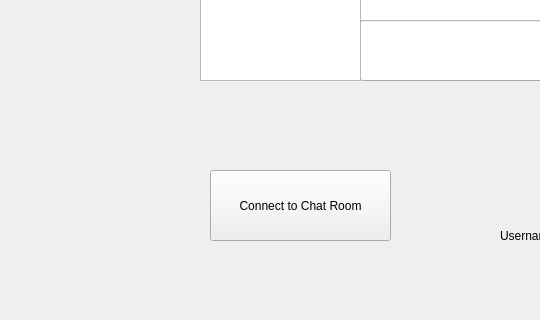
Old version of the form Chat/UIChat/mainwindow.ui in the repository VitaliyKolbasiuk/Chat; both pictures show x 0 to 540 and y 430 to 750 of the 1063 by 750 pixel window.
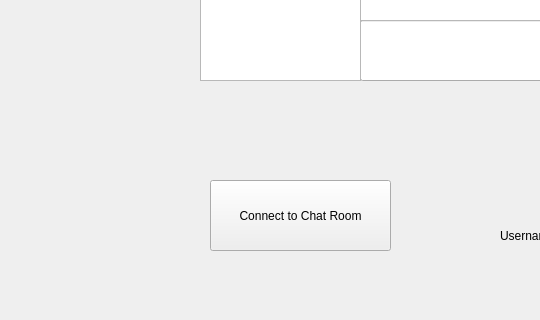
New version of the form.

```diff
--- a/Chat/UIChat/mainwindow.ui
+++ b/Chat/UIChat/mainwindow.ui
@@ -136,7 +136,7 @@
     <property name="geometry">
      <rect>
       <x>210</x>
-      <y>600</y>
+      <y>610</y>
       <width>181</width>
       <height>71</height>
      </rect>
```
